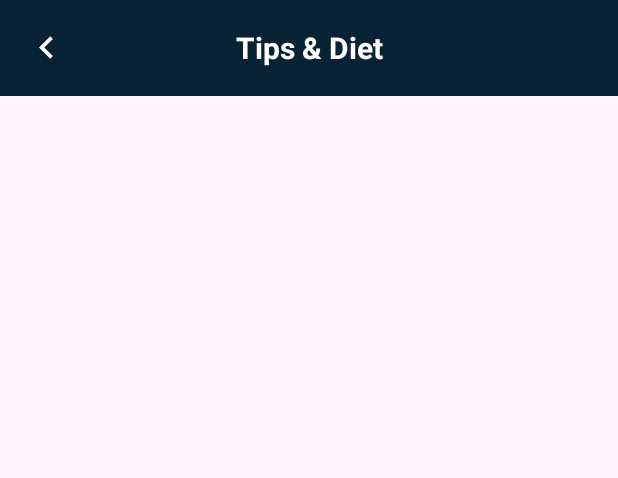
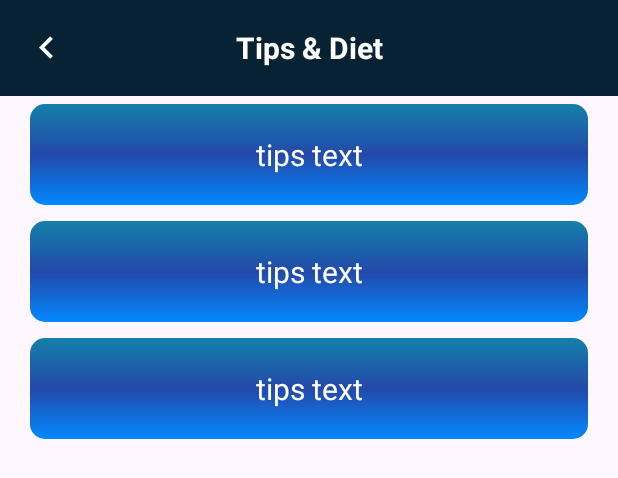
Before and after one commit to PrabhakarYdv/Fitness-App, an Android app: the layout activity_food.xml on its own in the app's theme, with its tools: preview values and no code run, on a phone screen of 412 x 824 dp. Shown: the top 478 px of the screen. Run offline under Robolectric (Android 15) with nearby library versions, the phone set to English and light mode, and no system bars; Roboto replaces fonts that are not available here.

Commit message:
Food Activity

```diff
--- a/app/src/main/res/layout/activity_food.xml
+++ b/app/src/main/res/layout/activity_food.xml
@@ -40,4 +40,10 @@
 
     </androidx.appcompat.widget.Toolbar>
 
+    <androidx.recyclerview.widget.RecyclerView
+        android:id="@+id/foodRecyclerView"
+        android:layout_width="match_parent"
+        android:layout_height="match_parent"
+        tools:listitem="@layout/food_layout" />
+
 </LinearLayout>
```
Also changed, not shown: app/src/main/java/com/prabhakar/fitnessapp/FoodActivity.kt (+35 -2 lines).
